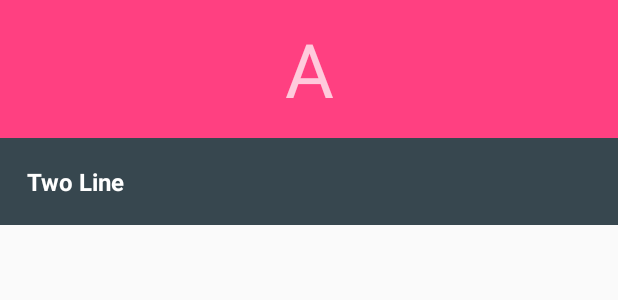
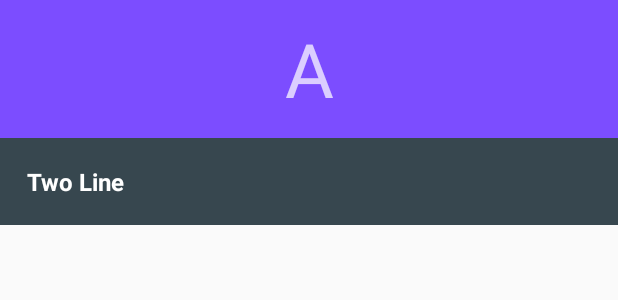
Before and after one commit to fandofastest/musicaris, an Android app: the layout item_music_album.xml on its own in the app's theme, with its tools: preview values and no code run, on a phone screen of 412 x 824 dp. Shown: the top 300 px of the screen. Run offline under Robolectric (Android 15) with nearby library versions, the light colour scheme and no system bars; plain views replace MaterialRippleLayout; network calls fail.

Commit message:
reskin 1

```diff
--- a/app/build.gradle
+++ b/app/build.gradle
@@ -62,6 +62,8 @@ dependencies {
     implementation 'com.kaopiz:kprogresshud:1.0.2'
     implementation 'com.github.ixiDev:GDPRChecker:v0.2'
     implementation 'com.google.android.ads.consent:consent-library:1.0.8'
+    implementation 'io.github.inflationx:calligraphy3:3.1.1'
+    implementation 'io.github.inflationx:viewpump:2.0.3'
 
 
 
--- a/app/src/main/res/values/colors.xml
+++ b/app/src/main/res/values/colors.xml
@@ -1,8 +1,8 @@
 <?xml version="1.0" encoding="utf-8"?>
 <resources>
-    <color name="colorPrimary">#6200EE</color>
-    <color name="colorPrimaryDark">#3700B3</color>
-    <color name="colorAccent">#FF4081</color>
+    <color name="colorPrimary">#FF6E40</color>
+    <color name="colorPrimaryDark">#B8502F</color>
+    <color name="colorAccent">#7C4DFF</color>
     <color name="colorAccentDark">#F50057</color>
     <color name="colorPrimaryLight">#1E88E5</color>
     <color name="colorAccentLight">#FF80AB</color>
```
Also changed, not shown: app/src/main/java/com/startag/martguy/activity/MainActivity.java (+8 -2 lines), app/src/main/java/com/startag/martguy/activity/PlayerMusicActivity.java (+10 -0 lines), app/src/main/java/com/startag/martguy/fragment/PlaylistsFragment.java (+7 -2 lines), app/src/main/java/com/startag/martguy/utils/Myapp.java (+13 -0 lines), app/src/main/res/layout/fragment_platlists.xml (+29 -6 lines), 1 other file.
